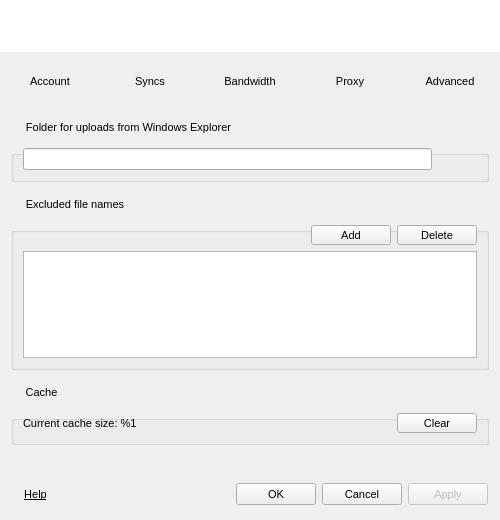
Qt form Source/MEGASync/gui/SettingsDialog.ui (meganz/MEGAsync) before a commit.
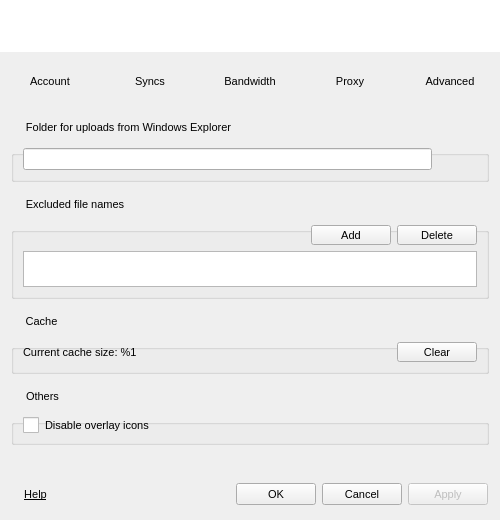
The same form after that commit. The open tabs and pages were chosen to show the change. Icons and pictures are not drawn.

Commit message:
Disable overlay icons in settings (Windows)
SDK update

What changed in the file:
```diff
--- a/Source/MEGASync/gui/SettingsDialog.ui
+++ b/Source/MEGASync/gui/SettingsDialog.ui
@@ -1524,6 +1524,28 @@
          </layout>
         </widget>
        </item>
+       <item>
+        <widget class="QGroupBox" name="groupBox_6">
+         <property name="title">
+          <string>Others</string>
+         </property>
+         <layout class="QHBoxLayout" name="horizontalLayout_15">
+          <item>
+           <widget class="QCheckBox" name="cOverlayIcons">
+            <property name="sizePolicy">
+             <sizepolicy hsizetype="Preferred" vsizetype="Fixed">
+              <horstretch>0</horstretch>
+              <verstretch>0</verstretch>
+             </sizepolicy>
+            </property>
+            <property name="text">
+             <string>Disable overlay icons</string>
+            </property>
+           </widget>
+          </item>
+         </layout>
+        </widget>
+       </item>
       </layout>
      </widget>
      <widget class="QWidget" name="pProxies">
```
Left out of the diff: 20 changed lines with no effect on the pictures. The commit also changes 4 other files.
